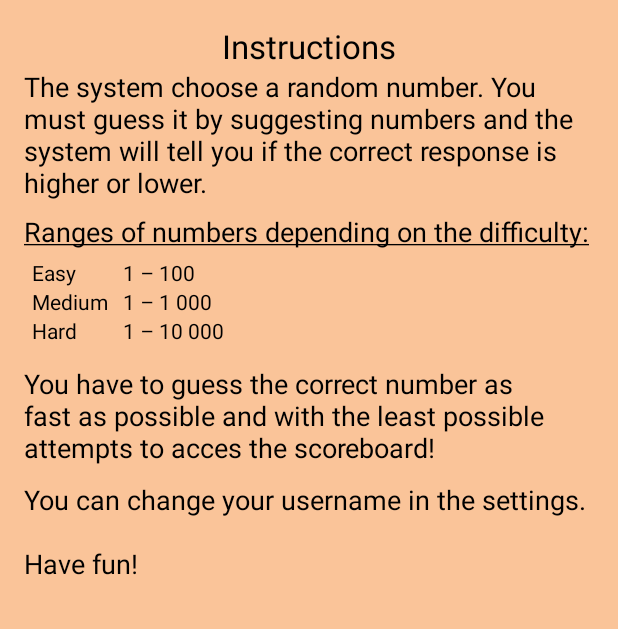
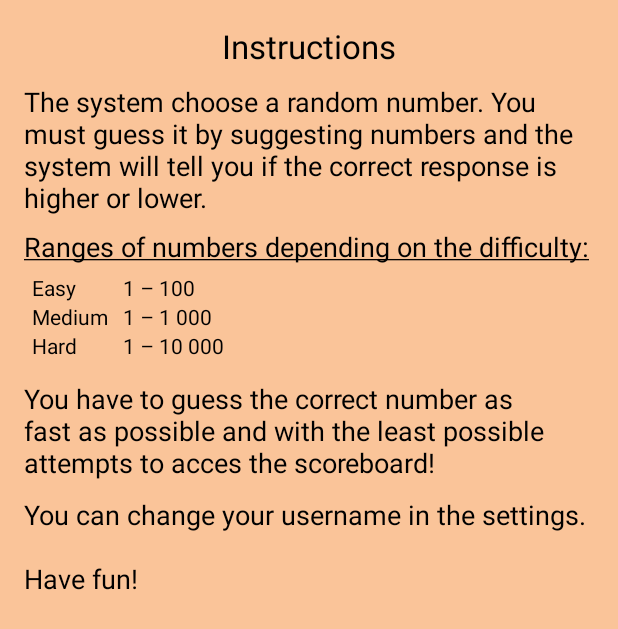
Before and after one commit to Maarti/GuessTheNumber, an Android app: the InstructionActivity screen opened directly, with no data from a screen before it, on a phone screen of 412 x 824 dp. Shown: the top 629 px of the screen. Run offline under Robolectric (Android 15) with nearby library versions, the phone set to English and light mode, and no system bars; our stand-ins replace AdMob.

```diff
--- a/app/src/main/res/layout/activity_instruction.xml
+++ b/app/src/main/res/layout/activity_instruction.xml
@@ -29,7 +29,8 @@
             android:layout_height="wrap_content"
             android:textAppearance="?android:attr/textAppearanceLarge"
             android:text="@string/instructions"
-            android:gravity="center"/>
+            android:gravity="center"
+            android:layout_marginBottom="10dp"/>
 
         <TextView
             android:layout_width="match_parent"
--- a/app/src/main/res/values/strings.xml
+++ b/app/src/main/res/values/strings.xml
@@ -81,9 +81,9 @@
     <!-- Instruction -->
     <string name="instruction_rangeNumbers"><u>Ranges of numbers depending on the difficulty:</u></string>
     <string name="instruction_details">The system choose a random number. You must guess it by suggesting numbers and the system will tell you if the correct response is higher or lower.</string>
-    <string name="instruction_rangeEasy">1 – 100</string>
-    <string name="instruction_rangeMedium">1 – 1 000</string>
-    <string name="instruction_rangeHard">1 – 10 000</string>
+    <string name="instruction_rangeEasy" translatable="false">1 – 100</string>
+    <string name="instruction_rangeMedium" translatable="false">1 – 1 000</string>
+    <string name="instruction_rangeHard" translatable="false">1 – 10 000</string>
     <string name="instruction_detail2">You have to guess the correct number as fast as possible and with the least possible attempts to acces the scoreboard!</string>
     <string name="instruction_username">You can change your username in the settings.\n\nHave fun!</string>
 </resources>
```
Also changed, not shown: 1 other file.
